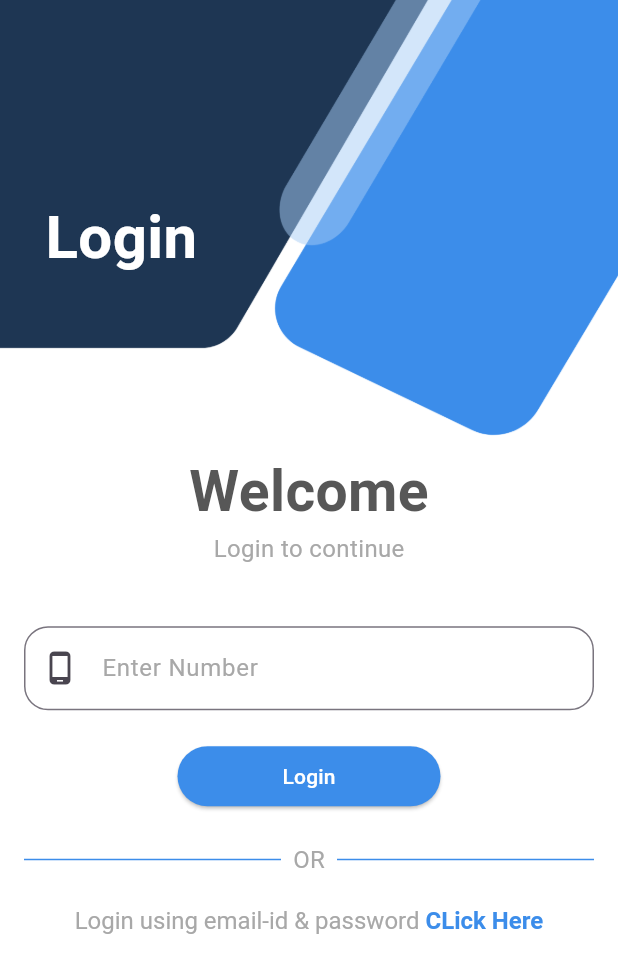
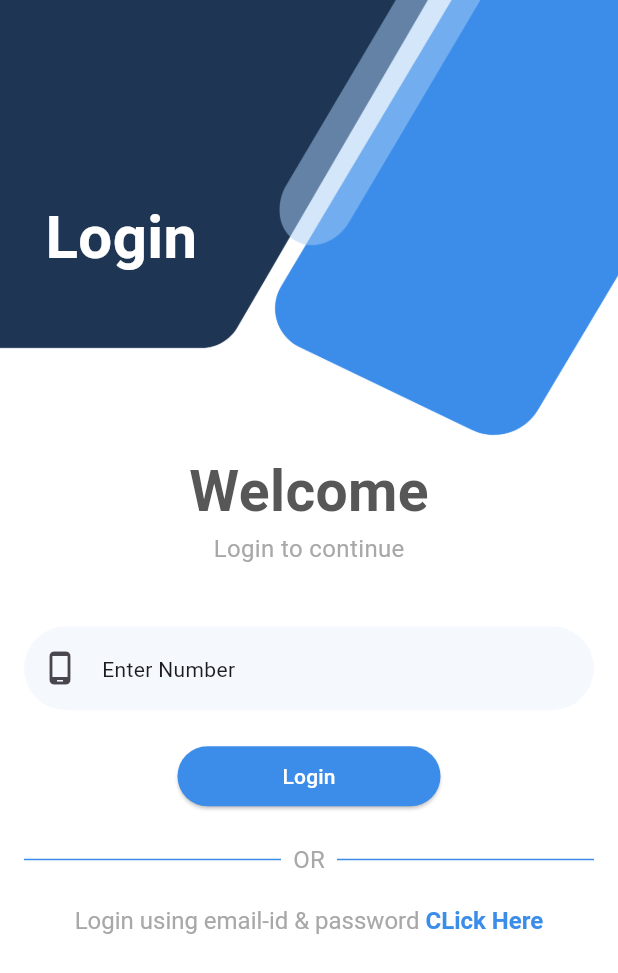
Before and after one commit to rajdeepf1/Microsensors-Flutter, a Flutter app: the screen it shows after launch, on a phone screen of 412 x 824 dp. Shown: the top 973 px of the screen. Run offline on Flutter 3.47's test engine with Material 3 defaults, Android fonts, the phone set to English and light mode, and no system bars; our stand-ins replace dio, dotted_border, file_picker, firebase_core, firebase_messaging, flutter_hooks and 9 more; accounts and stored records are empty.

Commit message:
UI enhancement for login screens

```diff
--- a/lib/features/auth/presentation/login_screen.dart
+++ b/lib/features/auth/presentation/login_screen.dart
@@ -1,18 +1,14 @@
-// lib/features/auth/ui/login_screen.dart
-import 'dart:convert';
-
 import 'package:flutter/gestures.dart';
 import 'package:flutter/material.dart';
 import 'package:flutter_hooks/flutter_hooks.dart';
 import 'package:go_router/go_router.dart';
 import 'package:microsensors/models/otp/OTPResponse.dart';
-import 'package:shared_preferences/shared_preferences.dart';
 import '../../../core/local_storage_service.dart';
 import '../../../utils/colors.dart';
 import '../../../utils/sizes.dart';
 import 'package:microsensors/models/user_model/user_model.dart';
 import 'package:microsensors/core/api_state.dart';
-
+import '../../components/edit_text_field/EditTextField.dart';
 import '../data/auth_repository.dart';
 
 class LoginScreen extends HookWidget {
@@ -236,7 +232,7 @@ class LoginScreen extends HookWidget {
                 child: Column(
                   mainAxisSize: MainAxisSize.min,
                   children: [
-                    SizedBox(height: 100,),
+                    SizedBox(height: 100),
                     Text(
                       "Welcome",
                       style: TextStyle(
@@ -253,21 +249,31 @@ class LoginScreen extends HookWidget {
                       ),
                     ),
                     const SizedBox(height: 40),
-                    TextField(
+
+                    EditTextField(
+                      child: TextFormField(
                         controller: phoneController,
                         keyboardType: TextInputType.number,
-                      style: TextStyle(color: AppColors.text_color),
+                        style: TextStyle(
+                          color: AppColors.sub_heading_text_color,
+                        ),
                         decoration: InputDecoration(
-                        labelText: "Enter Number",
-                        labelStyle: TextStyle(color: AppColors.text_color),
-                        border: OutlineInputBorder(
-                          borderRadius: BorderRadius.circular(
-                            AppSizes.textField_radius,
+                          filled: true,
+                          hint: Text("Enter Number"),
+                          prefixIcon: const Icon(Icons.phone_android_outlined),
+                          fillColor: AppColors.app_blue_color.withOpacity(0.05),
+                          contentPadding: const EdgeInsets.symmetric(
+                            horizontal: 16.0 * 1.5,
+                            vertical: 16.0,
+                          ),
+                          border: const OutlineInputBorder(
+                            borderSide: BorderSide.none,
+                            borderRadius: BorderRadius.all(Radius.circular(50)),
                           ),
                         ),
-                        prefixIcon: const Icon(Icons.phone_android_outlined),
                       ),
                     ),
+
                     const SizedBox(height: 20),
 
                     if (loading.value)
@@ -300,20 +306,36 @@ class LoginScreen extends HookWidget {
                                 4,
                                 (index) => SizedBox(
                                   width: 50,
-                                  child: TextField(
+                                  child: EditTextField(
+                                    child: TextFormField(
                                       controller: otpControllers[index],
                                       focusNode: otpFocusNodes[index],
                                       textAlign: TextAlign.center,
                                       maxLength: 1,
                                       keyboardType: TextInputType.number,
                                       onChanged:
-                                        (value) => handleOtpInput(value, index),
-                                    decoration: const InputDecoration(
+                                          (value) =>
+                                              handleOtpInput(value, index),
+                                      style: TextStyle(
+                                        color: AppColors.sub_heading_text_color,
+                                        fontSize: 20,
+                                        // bigger font for OTP digits (optional)
+                                        fontWeight: FontWeight.bold,
+                                      ),
+                                      decoration: InputDecoration(
+                                        filled: true,
                                         counterText: "",
-                                      border: OutlineInputBorder(
+                                        fillColor: AppColors.app_blue_color
+                                            .withOpacity(0.05),
+                                        contentPadding:
+                                            const EdgeInsets.symmetric(
+                                              horizontal: 14.0,
+                                              vertical: 14.0,
+                                            ),
+                                        border: const OutlineInputBorder(
+                                          borderSide: BorderSide.none,
                                           borderRadius: BorderRadius.all(
-                                          Radius.circular(
-                                            AppSizes.textField_radius,
+                                            Radius.circular(15),
                                           ),
                                         ),
                                       ),
@@ -403,7 +425,6 @@ class LoginScreen extends HookWidget {
                     //     ],
                     //   ),
                     // ),
-
                     SizedBox(height: 20),
                     RichText(
                       text: TextSpan(
@@ -412,7 +433,9 @@ class LoginScreen extends HookWidget {
                           color: AppColors.text_color, // default color
                         ),
                         children: [
-                          const TextSpan(text: "Login using email-id & password"),
+                          const TextSpan(
+                            text: "Login using email-id & password",
+                          ),
                           TextSpan(
                             text: " CLick Here",
                             style: TextStyle(
@@ -429,7 +452,6 @@ class LoginScreen extends HookWidget {
                         ],
                       ),
                     ),
-
                   ],
                 ),
               ),
--- /dev/null
+++ b/lib/features/components/edit_text_field/EditTextField.dart
@@ -0,0 +1,32 @@
+import 'package:flutter/material.dart';
+
+class EditTextField extends StatelessWidget {
+  const EditTextField({
+    super.key,
+    this.text,   // now optional
+    required this.child,
+  });
+
+  final String? text;
+  final Widget child;
+
+  @override
+  Widget build(BuildContext context) {
+    return Padding(
+      padding: const EdgeInsets.all(0),
+      child: Column(
+        crossAxisAlignment: CrossAxisAlignment.start,
+        children: [
+          if (text != null && text!.isNotEmpty) ...[
+            Text(
+              text!,
+              style: Theme.of(context).textTheme.bodyMedium,
+            ),
+            const SizedBox(height: 8),
+          ],
+          child,
+        ],
+      ),
+    );
+  }
+}
```
Also changed, not shown: lib/features/auth/presentation/email_password_login_screen.dart (+26 -17 lines). Lines whose indentation alone changed are shown as unchanged.
